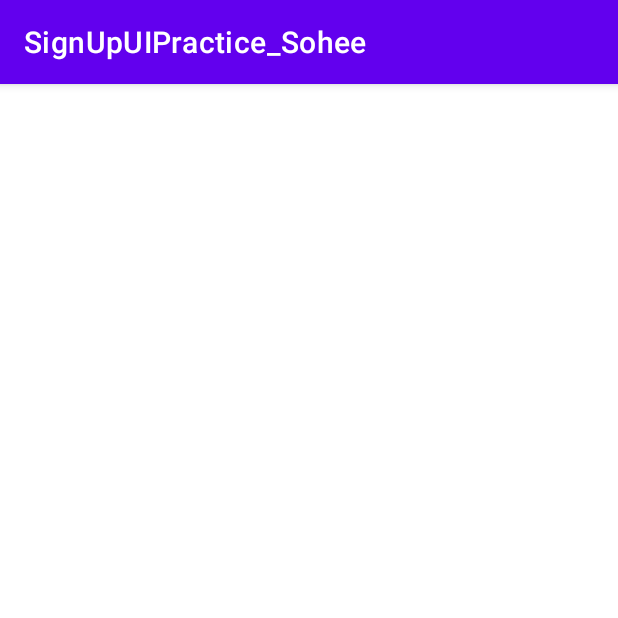
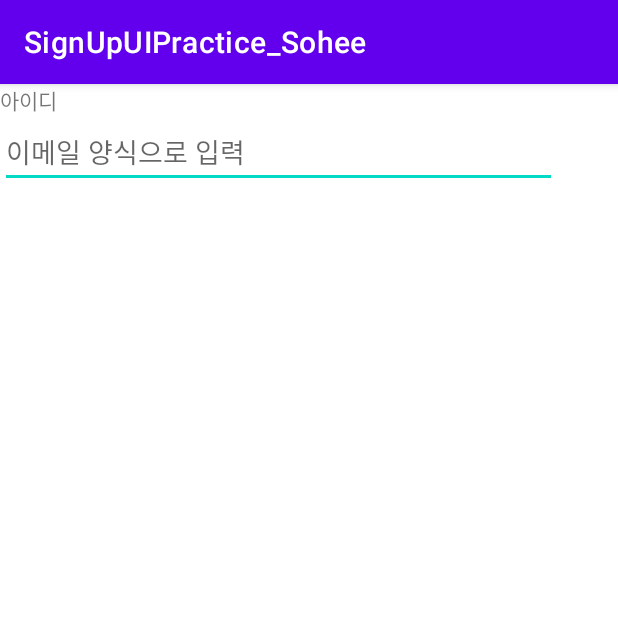
Before and after one commit to Sohee0428/SignUpUIPractice_Sohee, an Android app: the screen it shows after launch (MainActivity), on a phone screen of 412 x 824 dp, the top half of it. Run offline under Robolectric (Android 15) with nearby library versions, the phone set to English and light mode, and no system bars.

Commit message:
아이디 입력 칸 생성 EditText - 사용자 설정 hint / inputType 속성 체험

```diff
--- a/app/src/main/res/layout/activity_main.xml
+++ b/app/src/main/res/layout/activity_main.xml
@@ -8,5 +8,21 @@
     tools:context=".MainActivity">
 
 
+    <TextView
+        android:layout_width="wrap_content"
+        android:layout_height="wrap_content"
+        android:text="아이디"/>
+
+
+    <EditText
+        android:layout_width="371dp"
+        android:layout_height="wrap_content"
+        android:hint="이메일 양식으로 입력"
+        android:inputType="textEmailAddress"/>
+
+
+
+
+
 
 </LinearLayout>
```
